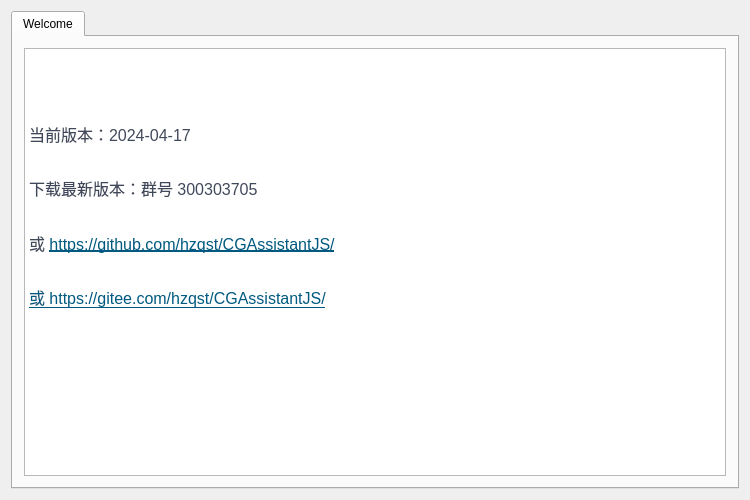
Old version of the form CGAssistant/mainwindow.ui in the repository jjbyte/CGAssistant.
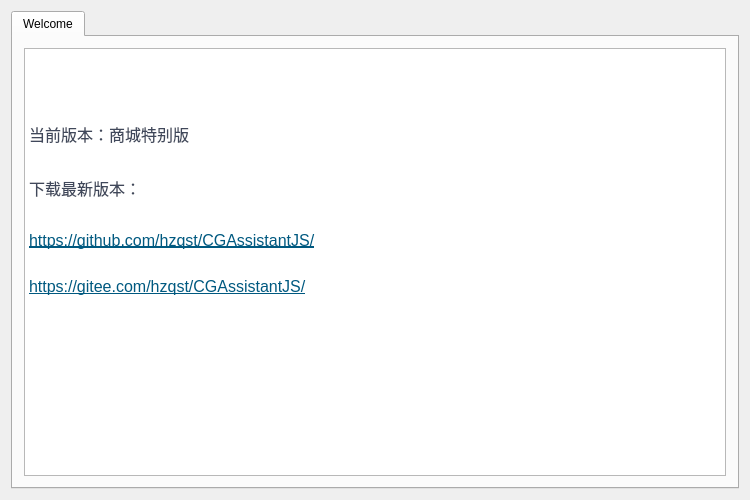
New version of the form. Icons and pictures are not drawn.

Patch:
```diff
--- a/CGAssistant/mainwindow.ui
+++ b/CGAssistant/mainwindow.ui
@@ -73,10 +73,10 @@
 &lt;/style&gt;&lt;/head&gt;&lt;body style=&quot; font-family:'SimSun'; font-size:9pt; font-weight:400; font-style:normal;&quot;&gt;
 &lt;p style=&quot; margin-top:0px; margin-bottom:0px; margin-left:0px; margin-right:0px; -qt-block-indent:0; text-indent:0px;&quot;&gt;&lt;img src=&quot;:/logo.png&quot; /&gt;&lt;/p&gt;
 &lt;p style=&quot;-qt-paragraph-type:empty; margin-top:0px; margin-bottom:16px; margin-left:0px; margin-right:0px; -qt-block-indent:0; text-indent:0px; line-height:160%; font-family:'-apple-system,BlinkMacSystemFont,Segoe UI,Helvetica,Arial,Apple Color Emoji,Segoe UI Emoji,Segoe UI Symbol,Liberation Sans,PingFang SC,Microsoft YaHei,Hiragino Sans GB,Wenquanyi Micro Hei,WenQuanYi Zen Hei,ST Heiti,SimHei,SimSun,WenQuanYi Zen Hei Sharp,sans-serif'; font-size:16px; color:#40485b; background-color:#ffffff;&quot;&gt;&lt;br /&gt;&lt;/p&gt;
-&lt;p style=&quot; margin-top:0px; margin-bottom:16px; margin-left:0px; margin-right:0px; -qt-block-indent:0; text-indent:0px; line-height:160%; background-color:#ffffff;&quot;&gt;&lt;span style=&quot; font-family:'-apple-system,BlinkMacSystemFont,Segoe UI,Helvetica,Arial,Apple Color Emoji,Segoe UI Emoji,Segoe UI Symbol,Liberation Sans,PingFang SC,Microsoft YaHei,Hiragino Sans GB,Wenquanyi Micro Hei,WenQuanYi Zen Hei,ST Heiti,SimHei,SimSun,WenQuanYi Zen Hei Sharp,sans-serif'; font-size:16px; color:#40485b; background-color:#ffffff;&quot;&gt;当前版本：2024-04-17&lt;/span&gt;&lt;/p&gt;
-&lt;p style=&quot; margin-top:0px; margin-bottom:16px; margin-left:0px; margin-right:0px; -qt-block-indent:0; text-indent:0px; line-height:160%; background-color:#ffffff;&quot;&gt;&lt;span style=&quot; font-family:'-apple-system,BlinkMacSystemFont,Segoe UI,Helvetica,Arial,Apple Color Emoji,Segoe UI Emoji,Segoe UI Symbol,Liberation Sans,PingFang SC,Microsoft YaHei,Hiragino Sans GB,Wenquanyi Micro Hei,WenQuanYi Zen Hei,ST Heiti,SimHei,SimSun,WenQuanYi Zen Hei Sharp,sans-serif'; font-size:16px; color:#40485b; background-color:#ffffff;&quot;&gt;下载最新版本：群号 300303705&lt;/span&gt;&lt;/p&gt;
-&lt;p style=&quot; margin-top:0px; margin-bottom:16px; margin-left:0px; margin-right:0px; -qt-block-indent:0; text-indent:0px; line-height:160%; background-color:#ffffff;&quot;&gt;&lt;span style=&quot; font-family:'-apple-system,BlinkMacSystemFont,Segoe UI,Helvetica,Arial,Apple Color Emoji,Segoe UI Emoji,Segoe UI Symbol,Liberation Sans,PingFang SC,Microsoft YaHei,Hiragino Sans GB,Wenquanyi Micro Hei,WenQuanYi Zen Hei,ST Heiti,SimHei,SimSun,WenQuanYi Zen Hei Sharp,sans-serif'; font-size:16px; color:#40485b; background-color:#ffffff;&quot;&gt;或 &lt;/span&gt;&lt;a href=&quot;https://github.com/hzqst/CGAssistant/&quot;&gt;&lt;span style=&quot; font-family:'-apple-system,BlinkMacSystemFont,Segoe UI,Helvetica,Arial,Apple Color Emoji,Segoe UI Emoji,Segoe UI Symbol,Liberation Sans,PingFang SC,Microsoft YaHei,Hiragino Sans GB,Wenquanyi Micro Hei,WenQuanYi Zen Hei,ST Heiti,SimHei,SimSun,WenQuanYi Zen Hei Sharp,sans-serif'; font-size:16px; text-decoration: underline; color:#005980; background-color:transparent;&quot;&gt;https://github.com/hzqst/CGAssistantJS/&lt;/span&gt;&lt;/a&gt;&lt;/p&gt;
-&lt;p style=&quot; margin-top:0px; margin-bottom:16px; margin-left:0px; margin-right:0px; -qt-block-indent:0; text-indent:0px; line-height:160%; background-color:#ffffff;&quot;&gt;&lt;a href=&quot;https://github.com/hzqst/CGAssistantJS/issues&quot;&gt;&lt;span style=&quot; font-family:'-apple-system,BlinkMacSystemFont,Segoe UI,Helvetica,Arial,Apple Color Emoji,Segoe UI Emoji,Segoe UI Symbol,Liberation Sans,PingFang SC,Microsoft YaHei,Hiragino Sans GB,Wenquanyi Micro Hei,WenQuanYi Zen Hei,ST Heiti,SimHei,SimSun,WenQuanYi Zen Hei Sharp,sans-serif'; font-size:16px; text-decoration: underline; color:#005980; background-color:transparent;&quot;&gt;或 &lt;/span&gt;&lt;/a&gt;&lt;a href=&quot;https://github.com/hzqst/CGAssistant/&quot;&gt;&lt;span style=&quot; font-family:'-apple-system,BlinkMacSystemFont,Segoe UI,Helvetica,Arial,Apple Color Emoji,Segoe UI Emoji,Segoe UI Symbol,Liberation Sans,PingFang SC,Microsoft YaHei,Hiragino Sans GB,Wenquanyi Micro Hei,WenQuanYi Zen Hei,ST Heiti,SimHei,SimSun,WenQuanYi Zen Hei Sharp,sans-serif'; font-size:16px; text-decoration: underline; color:#005980; background-color:transparent;&quot;&gt;https://gitee.com/hzqst/CGAssistantJS/&lt;/span&gt;&lt;/a&gt;&lt;/p&gt;&lt;/body&gt;&lt;/html&gt;</string>
+&lt;p style=&quot; margin-top:0px; margin-bottom:16px; margin-left:0px; margin-right:0px; -qt-block-indent:0; text-indent:0px; line-height:160%; background-color:#ffffff;&quot;&gt;&lt;span style=&quot; font-family:'-apple-system,BlinkMacSystemFont,Segoe UI,Helvetica,Arial,Apple Color Emoji,Segoe UI Emoji,Segoe UI Symbol,Liberation Sans,PingFang SC,Microsoft YaHei,Hiragino Sans GB,Wenquanyi Micro Hei,WenQuanYi Zen Hei,ST Heiti,SimHei,SimSun,WenQuanYi Zen Hei Sharp,sans-serif'; font-size:16px; color:#40485b; background-color:#ffffff;&quot;&gt;当前版本：商城特别版&lt;/span&gt;&lt;/p&gt;
+&lt;p style=&quot; margin-top:0px; margin-bottom:16px; margin-left:0px; margin-right:0px; -qt-block-indent:0; text-indent:0px; line-height:160%; background-color:#ffffff;&quot;&gt;&lt;span style=&quot; font-family:'-apple-system,BlinkMacSystemFont,Segoe UI,Helvetica,Arial,Apple Color Emoji,Segoe UI Emoji,Segoe UI Symbol,Liberation Sans,PingFang SC,Microsoft YaHei,Hiragino Sans GB,Wenquanyi Micro Hei,WenQuanYi Zen Hei,ST Heiti,SimHei,SimSun,WenQuanYi Zen Hei Sharp,sans-serif'; font-size:16px; color:#40485b; background-color:#ffffff;&quot;&gt;下载最新版本：&lt;/span&gt;&lt;/p&gt;
+&lt;p style=&quot; margin-top:0px; margin-bottom:16px; margin-left:0px; margin-right:0px; -qt-block-indent:0; text-indent:0px; line-height:160%; background-color:#ffffff;&quot;&gt;&lt;span style=&quot; font-family:'-apple-system,BlinkMacSystemFont,Segoe UI,Helvetica,Arial,Apple Color Emoji,Segoe UI Emoji,Segoe UI Symbol,Liberation Sans,PingFang SC,Microsoft YaHei,Hiragino Sans GB,Wenquanyi Micro Hei,WenQuanYi Zen Hei,ST Heiti,SimHei,SimSun,WenQuanYi Zen Hei Sharp,sans-serif'; font-size:16px; color:#40485b; background-color:#ffffff;&quot;&gt;&lt;/span&gt;&lt;a href=&quot;https://github.com/hzqst/CGAssistant/&quot;&gt;&lt;span style=&quot; font-family:'-apple-system,BlinkMacSystemFont,Segoe UI,Helvetica,Arial,Apple Color Emoji,Segoe UI Emoji,Segoe UI Symbol,Liberation Sans,PingFang SC,Microsoft YaHei,Hiragino Sans GB,Wenquanyi Micro Hei,WenQuanYi Zen Hei,ST Heiti,SimHei,SimSun,WenQuanYi Zen Hei Sharp,sans-serif'; font-size:16px; text-decoration: underline; color:#005980; background-color:transparent;&quot;&gt;https://github.com/hzqst/CGAssistantJS/&lt;/span&gt;&lt;/a&gt;&lt;/p&gt;
+&lt;p style=&quot; margin-top:0px; margin-bottom:16px; margin-left:0px; margin-right:0px; -qt-block-indent:0; text-indent:0px; line-height:160%; background-color:#ffffff;&quot;&gt;&lt;a href=&quot;https://github.com/hzqst/CGAssistantJS/issues&quot;&gt;&lt;span style=&quot; font-family:'-apple-system,BlinkMacSystemFont,Segoe UI,Helvetica,Arial,Apple Color Emoji,Segoe UI Emoji,Segoe UI Symbol,Liberation Sans,PingFang SC,Microsoft YaHei,Hiragino Sans GB,Wenquanyi Micro Hei,WenQuanYi Zen Hei,ST Heiti,SimHei,SimSun,WenQuanYi Zen Hei Sharp,sans-serif'; font-size:16px; text-decoration: underline; color:#005980; background-color:transparent;&quot;&gt;&lt;/span&gt;&lt;/a&gt;&lt;a href=&quot;https://github.com/hzqst/CGAssistant/&quot;&gt;&lt;span style=&quot; font-family:'-apple-system,BlinkMacSystemFont,Segoe UI,Helvetica,Arial,Apple Color Emoji,Segoe UI Emoji,Segoe UI Symbol,Liberation Sans,PingFang SC,Microsoft YaHei,Hiragino Sans GB,Wenquanyi Micro Hei,WenQuanYi Zen Hei,ST Heiti,SimHei,SimSun,WenQuanYi Zen Hei Sharp,sans-serif'; font-size:16px; text-decoration: underline; color:#005980; background-color:transparent;&quot;&gt;https://gitee.com/hzqst/CGAssistantJS/&lt;/span&gt;&lt;/a&gt;&lt;/p&gt;&lt;/body&gt;&lt;/html&gt;</string>
             </property>
             <property name="overwriteMode">
              <bool>true</bool>
```
